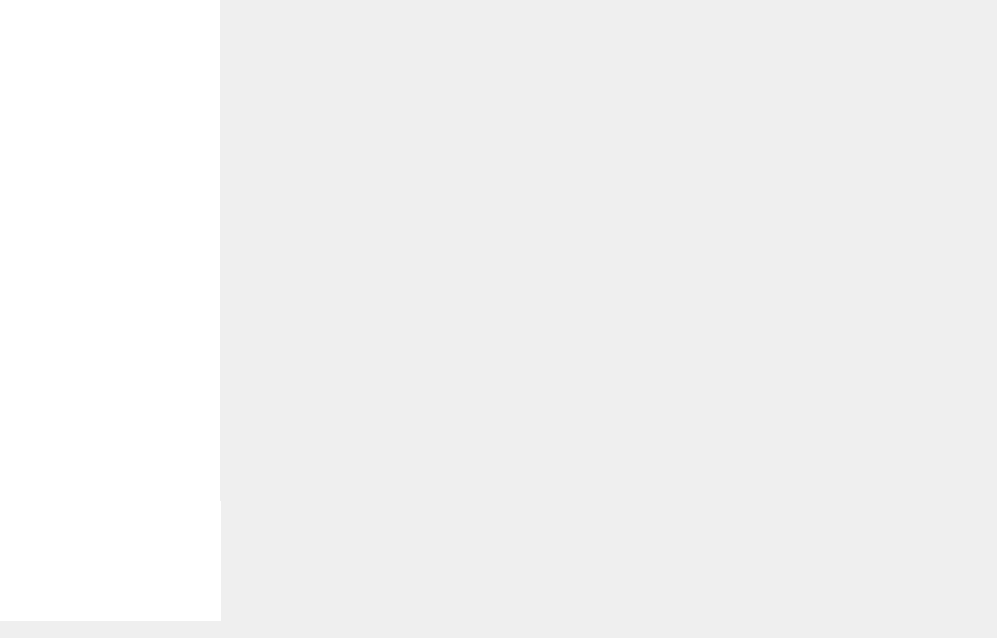
Old version of the form mainwindow.ui in the repository JacobPlaster/Able.
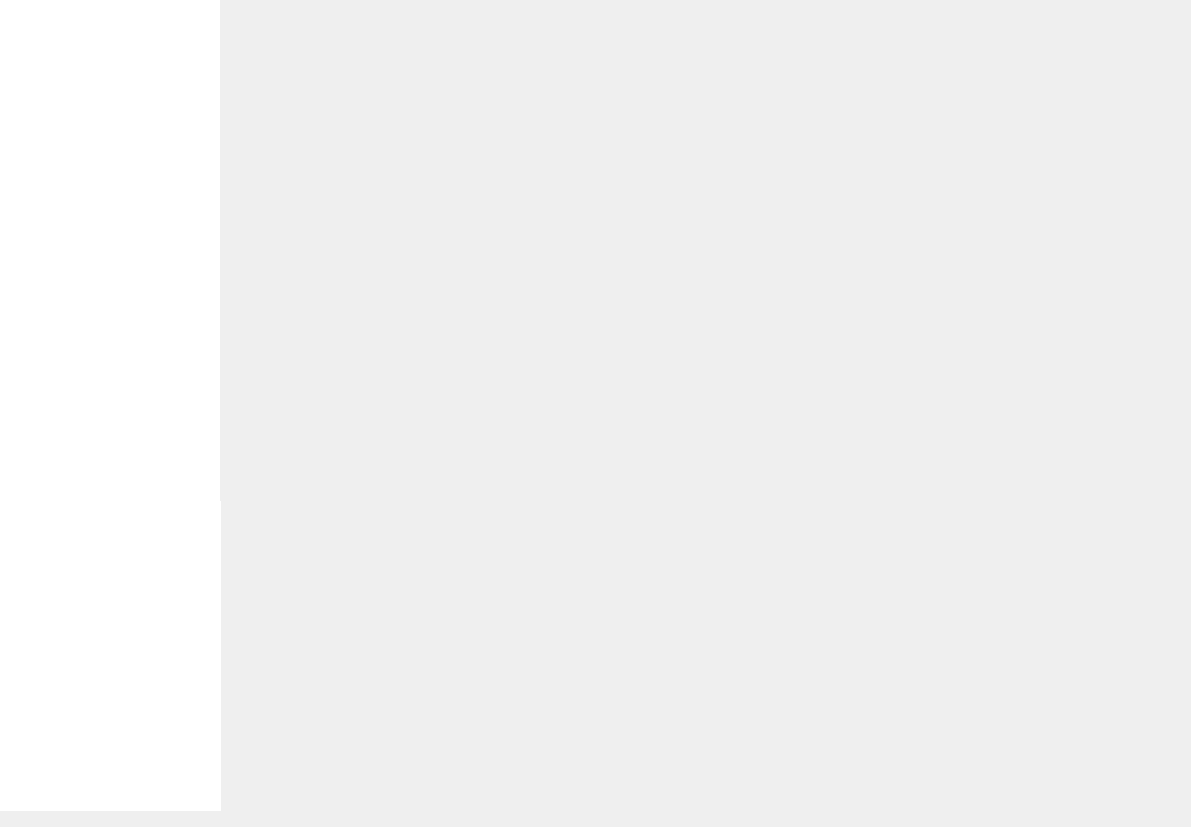
New version of the form.

The edit to the form file:
```diff
--- a/mainwindow.ui
+++ b/mainwindow.ui
@@ -6,8 +6,8 @@
    <rect>
     <x>0</x>
     <y>0</y>
-    <width>997</width>
-    <height>638</height>
+    <width>1191</width>
+    <height>827</height>
    </rect>
   </property>
   <property name="windowTitle">
@@ -20,7 +20,7 @@
       <x>0</x>
       <y>0</y>
       <width>221</width>
-      <height>621</height>
+      <height>811</height>
      </rect>
     </property>
     <property name="frameShape">
```
Left out of the diff: 2 changed lines with no effect on the pictures.
